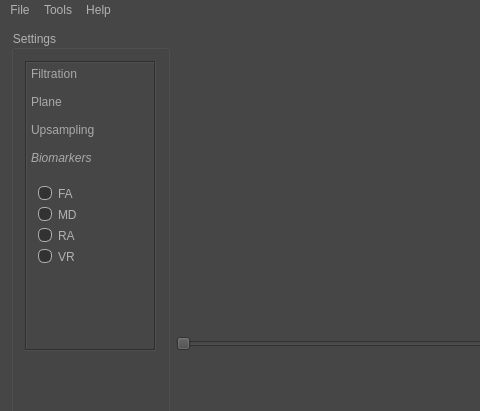
This is x64/DADM/DADM/dadm.ui in martamycielska/DADM as Qt 5 draws it before an edit; both pictures show x 0 to 480 and y 0 to 411 of the 1087 by 742 pixel window. The edited form follows.
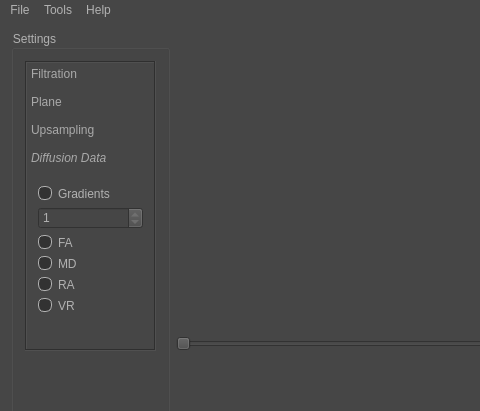
This is the edited form. The open tabs and pages were chosen to show the change. Icons and pictures are not drawn. Custom widgets are drawn as their Qt base class.

```diff
--- a/x64/DADM/DADM/dadm.ui
+++ b/x64/DADM/DADM/dadm.ui
@@ -770,21 +770,41 @@
              <rect>
               <x>0</x>
               <y>0</y>
-              <width>93</width>
-              <height>94</height>
+              <width>135</width>
+              <height>178</height>
              </rect>
             </property>
             <attribute name="label">
-             <string>Biomarkers</string>
+             <string>Diffusion Data</string>
             </attribute>
             <layout class="QVBoxLayout" name="verticalLayout_11">
+             <item>
+              <widget class="QRadioButton" name="diffGradientsRadioButton">
+               <property name="text">
+                <string>Gradients</string>
+               </property>
+               <property name="checked">
+                <bool>true</bool>
+               </property>
+              </widget>
+             </item>
+             <item>
+              <widget class="QSpinBox" name="gradientSpinBox">
+               <property name="minimum">
+                <number>1</number>
+               </property>
+               <property name="maximum">
+                <number>1</number>
+               </property>
+              </widget>
+             </item>
              <item>
               <widget class="QRadioButton" name="diffFARadioButton">
                <property name="text">
                 <string>FA</string>
                </property>
                <property name="checked">
-                <bool>true</bool>
+                <bool>false</bool>
                </property>
               </widget>
              </item>
```
Left out of the diff: 15 changed lines with no effect on the pictures.
